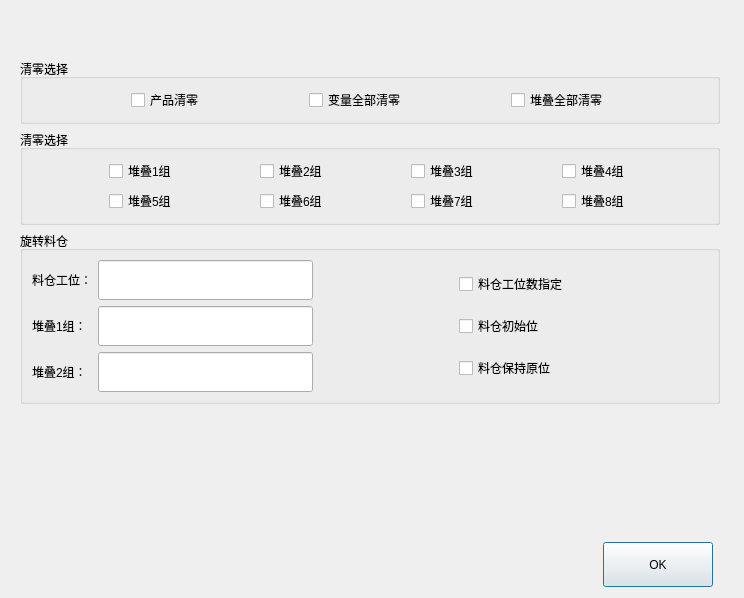
Jade-yun/MachineTool, file dialogs/cleardialog.ui: the form before one commit.
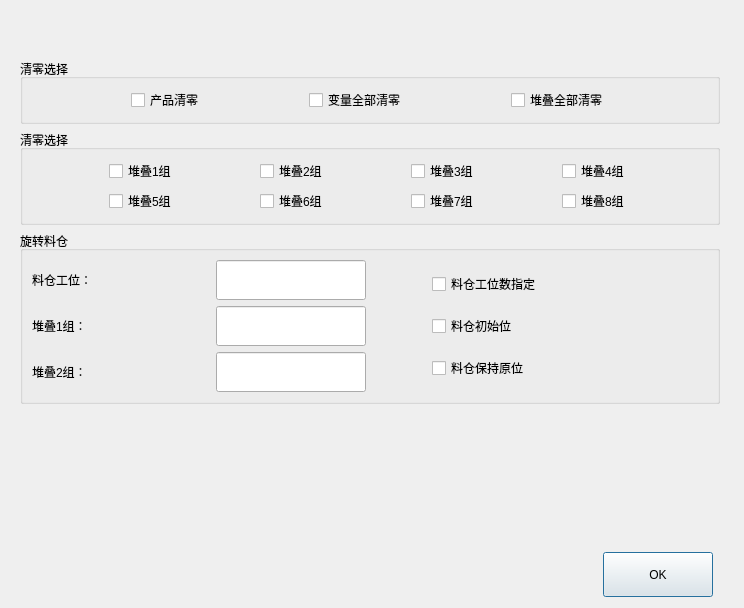
The form after the commit. The open tabs and pages were chosen to show the change. Custom widgets are drawn as their Qt base class.

What changed in the file:
```diff
--- a/dialogs/cleardialog.ui
+++ b/dialogs/cleardialog.ui
@@ -7,7 +7,7 @@
     <x>0</x>
     <y>0</y>
     <width>744</width>
-    <height>552</height>
+    <height>608</height>
    </rect>
   </property>
   <property name="windowTitle">
@@ -331,7 +331,7 @@
            <property name="title">
             <string>旋转料仓</string>
            </property>
-           <layout class="QHBoxLayout" name="horizontalLayout_4" stretch="2,1,1,1">
+           <layout class="QHBoxLayout" name="horizontalLayout_4" stretch="2,0,1,1">
             <item>
              <layout class="QGridLayout" name="gridLayout_2">
               <item row="0" column="0">
@@ -345,10 +345,16 @@
                <widget class="NumberEdit" name="EditSilo_Number">
                 <property name="minimumSize">
                  <size>
-                  <width>0</width>
+                  <width>150</width>
                   <height>40</height>
                  </size>
                 </property>
+                <property name="maximumSize">
+                 <size>
+                  <width>150</width>
+                  <height>16777215</height>
+                 </size>
+                </property>
                </widget>
               </item>
               <item row="1" column="0">
@@ -362,10 +368,16 @@
                <widget class="NumberEdit" name="EditStackGroup1">
                 <property name="minimumSize">
                  <size>
-                  <width>0</width>
+                  <width>150</width>
                   <height>40</height>
                  </size>
                 </property>
+                <property name="maximumSize">
+                 <size>
+                  <width>150</width>
+                  <height>16777215</height>
+                 </size>
+                </property>
                </widget>
               </item>
               <item row="2" column="0">
@@ -379,10 +391,16 @@
                <widget class="NumberEdit" name="EditStackGroup2">
                 <property name="minimumSize">
                  <size>
-                  <width>0</width>
+                  <width>150</width>
                   <height>40</height>
                  </size>
                 </property>
+                <property name="maximumSize">
+                 <size>
+                  <width>150</width>
+                  <height>16777215</height>
+                 </size>
+                </property>
                </widget>
               </item>
              </layout>
@@ -393,11 +411,11 @@
                <enum>Qt::Horizontal</enum>
               </property>
               <property name="sizeType">
-               <enum>QSizePolicy::Expanding</enum>
+               <enum>QSizePolicy::Maximum</enum>
               </property>
               <property name="sizeHint" stdset="0">
                <size>
-                <width>123</width>
+                <width>60</width>
                 <height>20</height>
                </size>
               </property>
```
Left out of the diff: 2 changed lines with no effect on the pictures.
